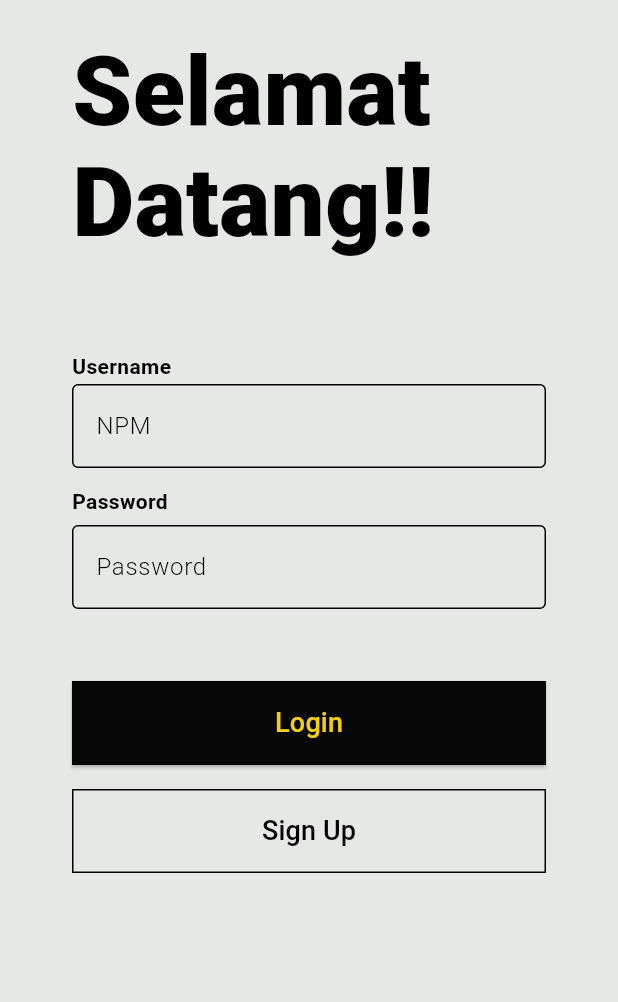
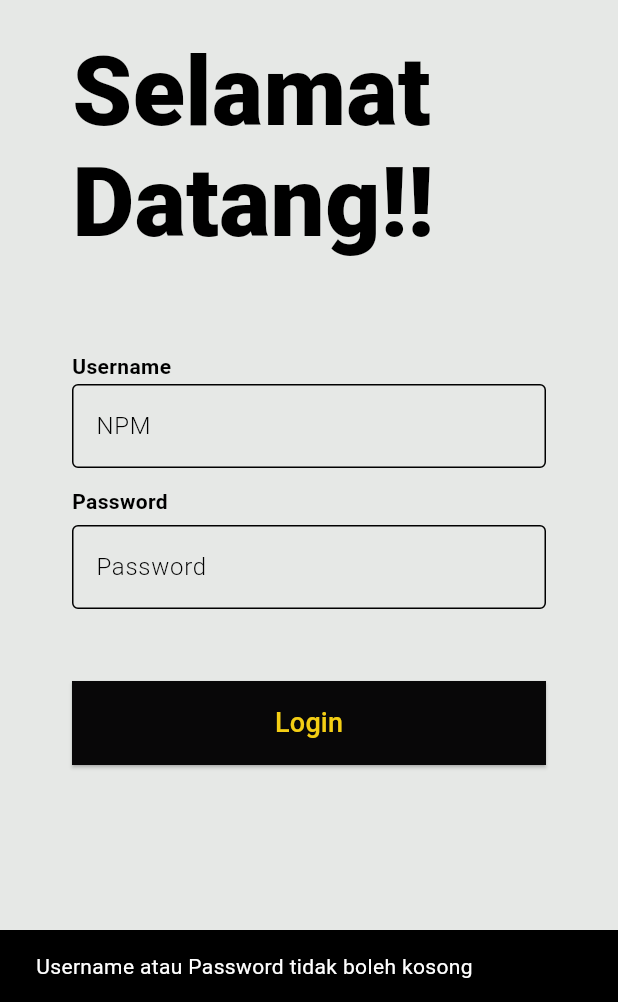
Before and after one commit to LutfiNR/labooking_app, a Flutter app: the LoginScreen screen opened directly, after a tap on "Login", on a phone screen of 412 x 824 dp, the part 234-1236 px from its top. Run offline on Flutter 3.47's test engine with Material 3 defaults, Android fonts, the light colour scheme and no system bars; our stand-ins replace syncfusion_flutter_calendar.

Commit message:
feature homescreen

```diff
--- a/lib/app.dart
+++ b/lib/app.dart
@@ -1,4 +1,5 @@
 import 'package:flutter/material.dart'; // Mengimpor paket Material Design
+import 'package:labooking_app/screen/home.dart';
 import 'package:labooking_app/screen/login.dart'; // Mengimpor layar login dari aplikasi LaBooking
 
 // Kelas utama aplikasi
@@ -20,7 +21,7 @@ class MyApp extends StatelessWidget {
         ),
         useMaterial3: true, // Mengaktifkan penggunaan Material Design versi 3
       ),
-      home: const LoginScreen(), // Menentukan layar awal aplikasi
+      home: const HomeScreen(), // Menentukan layar awal aplikasi
     );
   }
 }
--- a/lib/screen/login.dart
+++ b/lib/screen/login.dart
@@ -1,198 +1,178 @@
-import 'package:flutter/material.dart'; // Mengimpor paket Material Design
-// import 'home.dart'; // Mengimpor layar Home (dikomentari untuk saat ini)
+import 'package:flutter/material.dart';
+import 'home.dart';
 
-/// Kelas yang merepresentasikan layar login aplikasi
 class LoginScreen extends StatefulWidget {
-  const LoginScreen({super.key}); // Konstruktor kelas
+  const LoginScreen({super.key});
 
   @override
-  _LoginScreenState createState() => _LoginScreenState(); // Membuat state untuk layar login
+  _LoginScreenState createState() => _LoginScreenState();
 }
 
-/// State untuk layar login
 class _LoginScreenState extends State<LoginScreen> {
-  // Kontroler untuk mengambil input dari pengguna
   final TextEditingController _usernameController = TextEditingController();
   final TextEditingController _passwordController = TextEditingController();
 
   @override
   void dispose() {
-    // Menghapus kontroler saat layar tidak lagi digunakan
     _usernameController.dispose();
     _passwordController.dispose();
     super.dispose();
   }
 
-  // Fungsi untuk menangani proses login (dikomentari untuk saat ini)
-  // void _handleLogin() {
-  //   String username = _usernameController.text;
-  //   String password = _passwordController.text;
+  void _handleLogin() {
+    String username = _usernameController.text;
+    String password = _passwordController.text;
 
-  //   if (username.isEmpty || password.isEmpty) {
-  //     ScaffoldMessenger.of(context).showSnackBar(
-  //       const SnackBar(
-  //         content: Text('Username atau Password tidak boleh kosong'),
-  //       ),
-  //     );
-  //   } else {
-  //     if (username == 'admin' && password == '1234') {
-  //       Navigator.push(
-  //         context,
-  //         MaterialPageRoute(builder: (context) => HomeScreen()),
-  //       );
-  //     } else {
-  //       ScaffoldMessenger.of(context).showSnackBar(
-  //         const SnackBar(
-  //           content: Text('Username atau Password salah'),
-  //         ),
-  //       );
-  //     }
-  //   }
-  // }
+    if (username.isEmpty || password.isEmpty) {
+      ScaffoldMessenger.of(context).showSnackBar(
+        const SnackBar(
+          content: Text('Username atau Password tidak boleh kosong'),
+        ),
+      );
+    } else {
+      if (username == 'admin' && password == '1234') {
+        Navigator.push(
+          context,
+          MaterialPageRoute(builder: (context) => HomeScreen()),
+        );
+      } else {
+        ScaffoldMessenger.of(context).showSnackBar(
+          const SnackBar(
+            content: Text('Username atau Password salah'),
+          ),
+        );
+      }
+    }
+  }
 
   @override
   Widget build(BuildContext context) {
-    final colorScheme = Theme.of(context).colorScheme; // Mendapatkan skema warna dari tema
+    final colorScheme = Theme.of(context).colorScheme;
 
     return Scaffold(
-      backgroundColor: colorScheme.primary, // Mengatur warna latar belakang
+      backgroundColor: colorScheme.primary,
       body: SingleChildScrollView(
-        // Menggunakan SingleChildScrollView untuk mencegah overflow pada layar kecil
-        padding: const EdgeInsets.all(48.0), // Padding untuk konten
+        // Scroll to avoid overflow on smaller screens
+        padding: const EdgeInsets.all(48.0),
         child: Center(
           child: Column(
             crossAxisAlignment: CrossAxisAlignment.start,
             mainAxisAlignment: MainAxisAlignment.center,
             children: <Widget>[
-              const SizedBox(height: 80), // Ruang di atas untuk pemusatan yang lebih baik
+              const SizedBox(height: 80), // Top padding for better centering
               RichText(
                 text: TextSpan(
                   children: [
                     TextSpan(
-                      text: 'La', // Teks "La"
+                      text: 'La',
                       style: TextStyle(
-                        fontSize: 24, // Ukuran font untuk "La"
+                        fontSize: 24, // Increased for better visibility
                         fontWeight: FontWeight.bold,
-                        color: colorScheme.secondary, // Warna teks berdasarkan skema warna
+                        color: colorScheme.secondary,
                       ),
                     ),
                     TextSpan(
-                      text: 'Booking', // Teks "Booking"
+                      text: 'Booking',
                       style: TextStyle(
-                        fontSize: 24, // Ukuran font untuk "Booking"
+                        fontSize: 24, // Consistent font size
                         fontWeight: FontWeight.bold,
-                        color: colorScheme.tertiary, // Warna teks berdasarkan skema warna
+                        color: colorScheme.tertiary,
                       ),
                     ),
                   ],
                 ),
               ),
-              const SizedBox(height: 24), // Ruang antara judul dan teks sambutan
+              const SizedBox(height: 24),
               const Text(
-                'Selamat Datang!!', // Teks sambutan
+                'Selamat Datang!!',
                 style: TextStyle(
-                    fontSize: 64, // Ukuran font
+                    fontSize:
+                        64, // Reduced for better layout on smaller screens
                     fontWeight: FontWeight.w900,
                     height: 1.15),
               ),
-              const SizedBox(height: 64), // Ruang antara teks sambutan dan kolom input
+              const SizedBox(height: 64),
               Column(
                 crossAxisAlignment: CrossAxisAlignment.start,
                 children: <Widget>[
                   const Text(
-                    'Username', // Label untuk input username
+                    'Username',
                     style: TextStyle(
                         fontSize: 14,
                         fontWeight: FontWeight.w600,
                         height: 1.15),
                   ),
-                  const SizedBox(height: 4), // Ruang antara label dan TextField
+                  const SizedBox(
+                      height: 4), // Space between label and TextField
                   TextField(
-                    controller: _usernameController, // Menghubungkan TextField dengan kontroler
+                    controller: _usernameController,
                     decoration: const InputDecoration(
-                      border: OutlineInputBorder(), // Border untuk TextField
-                      hintText: 'NPM', // Placeholder
+                      border: OutlineInputBorder(),
+                      hintText: 'NPM',
                       focusedBorder: OutlineInputBorder(
                         borderSide: BorderSide(
-                          color: Colors.grey, // Warna border saat fokus
+                          color: Colors.grey,
                         ),
                       ),
                     ),
-                    cursorColor: colorScheme.secondary, // Warna kursor
+                    cursorColor: colorScheme.secondary,
                     style: const TextStyle(
-                      fontSize: 16, // Ukuran teks dalam TextField
+                      fontSize: 16,
                       fontWeight: FontWeight.w300,
-                    ),
+                    ), // Text size in TextField
                   ),
-                  const SizedBox(height: 14), // Ruang antara username dan password
+                  const SizedBox(height: 14),
                   const Text(
-                    'Password', // Label untuk input password
+                    'Password',
                     style: TextStyle(
                         fontSize: 14,
                         fontWeight: FontWeight.w600,
                         height: 1.15),
                   ),
-                  const SizedBox(height: 8), // Ruang antara label dan TextField
+                  const SizedBox(
+                      height: 8), // Space between label and TextField
                   TextField(
-                    controller: _passwordController, // Menghubungkan TextField dengan kontroler
+                    controller: _passwordController,
                     decoration: const InputDecoration(
-                      border: OutlineInputBorder(), // Border untuk TextField
-                      hintText: 'Password', // Placeholder
+                      border: OutlineInputBorder(),
+                      hintText: 'Password',
                       focusedBorder: OutlineInputBorder(
                         borderSide: BorderSide(
-                          color: Colors.grey, // Warna border saat fokus
+                          color: Colors.grey,
                         ),
                       ),
                     ),
-                    cursorColor: colorScheme.secondary, // Warna kursor
-                    obscureText: true, // Menyembunyikan input password
+                    cursorColor: colorScheme.secondary,
+                    obscureText: true, // Hide password input
                     style: const TextStyle(
-                      fontSize: 16, // Ukuran teks dalam TextField
+                      fontSize: 16,
                       fontWeight: FontWeight.w300,
-                    ),
+                    ), // Text size in TextField
                   ),
                 ],
               ),
-              const SizedBox(height: 48), // Ruang antara field dan tombol
+              const SizedBox(height: 48), // Space between fields and buttons
               Center(
                 child: Column(
                   children: [
-                    SizedBox(
-                      width: double.infinity, // Membuat tombol mengambil lebar penuh
+                    Container(
+                      width: double
+                          .infinity, // Make the button take full width of the container
                       child: ElevatedButton(
-                        onPressed: () {
-                          // Aksi saat tombol Login ditekan
-                        },
+                        onPressed: _handleLogin,
                         style: ElevatedButton.styleFrom(
-                          backgroundColor: colorScheme.secondary, // Warna latar belakang tombol
-                          padding: const EdgeInsets.symmetric(horizontal: 40, vertical: 15), // Padding tombol
-                          shape: const RoundedRectangleBorder(
-                            borderRadius: BorderRadius.zero, // Mengatur radius border menjadi 0
+                          backgroundColor: colorScheme.secondary,
+                          padding: const EdgeInsets.symmetric(
+                              horizontal: 40, vertical: 15),
+                          shape: RoundedRectangleBorder(
+                            borderRadius:
+                                BorderRadius.zero, // Set border radius to 0
                           ),
                         ),
                         child: Text(
-                          'Login', // Teks pada tombol Login
-                          style: TextStyle(fontSize: 18, color: colorScheme.tertiary), // Ukuran dan warna teks tombol
-                        ),
-                      ),
-                    ),
-                    const SizedBox(height: 16), // Ruang antara tombol Login dan Sign Up
-                    SizedBox(
-                      width: double.infinity, // Membuat tombol mengambil lebar penuh
-                      child: OutlinedButton(
-                        onPressed: () {
-                          // Aksi saat tombol Sign Up ditekan
-                        },
-                        style: OutlinedButton.styleFrom(
-                          side: const BorderSide(color: Colors.black), // Warna border
-                          padding: const EdgeInsets.symmetric(horizontal: 40, vertical: 15), // Padding tombol
-                          shape: const RoundedRectangleBorder(
-                            borderRadius: BorderRadius.zero, // Mengatur radius border menjadi 0
-                          ),
-                        ),
-                        child: const Text(
-                          'Sign Up', // Teks pada tombol Sign Up
-                          style: TextStyle(fontSize: 18, color: Colors.black), // Ukuran dan warna teks tombol
+                          'Login',
+                          style: TextStyle(
+                              fontSize: 18, color: colorScheme.tertiary),
                         ),
                       ),
                     ),
```
Also changed, not shown: lib/screen/home.dart (added, +129 -0 lines).
